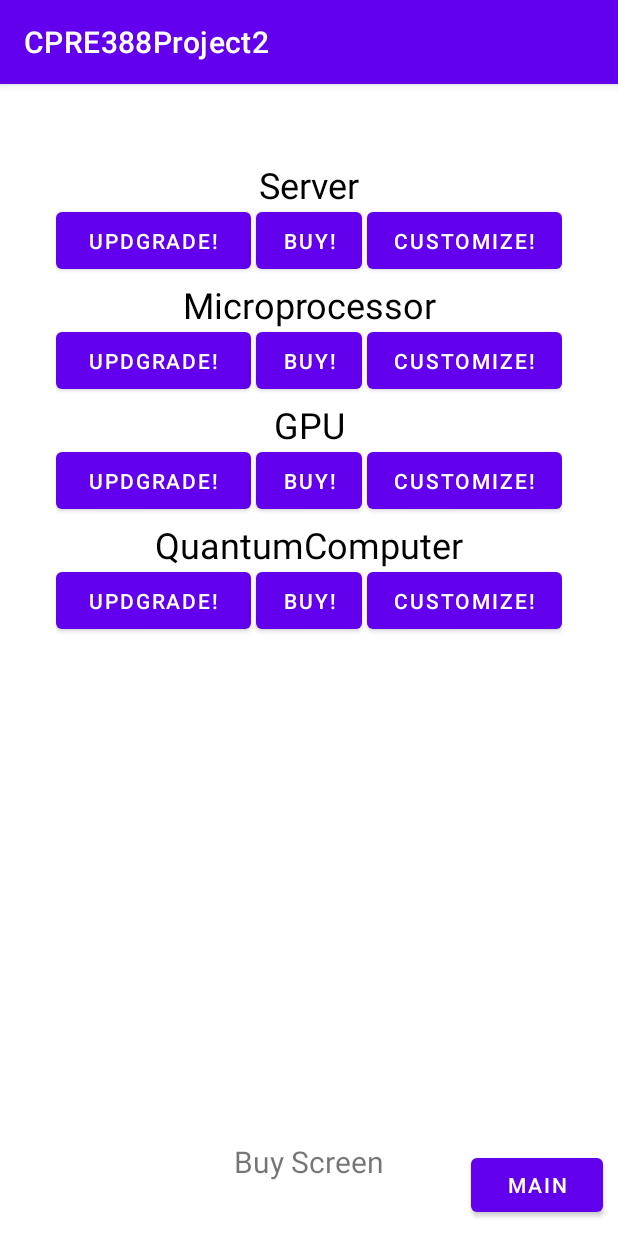
After one commit to adeick/CPRE388Project2, an Android app: the BuyScreen screen opened directly, with no data from a screen before it, on a phone screen of 412 x 824 dp. The commit adds this screen. Run offline under Robolectric (Android 15) with nearby library versions, the light colour scheme and no system bars; our stand-ins replace Firebase (no records; nobody signed in at launch, a user with empty details on screens opened directly); libraries missing offline, so code that uses them is left out: com.firebase.ui.

Commit message:
recycler changes

```diff
--- a/app/src/main/AndroidManifest.xml
+++ b/app/src/main/AndroidManifest.xml
@@ -14,6 +14,9 @@
         android:theme="@style/Theme.CPRE388Project2"
         tools:targetApi="31">
         <activity
+            android:name=".BuyScreen"
+            android:exported="false" />
+        <activity
             android:name=".MainActivity"
             android:exported="true">
             <intent-filter>
--- /dev/null
+++ b/app/src/main/java/com/example/cpre388project2/BuyAdapter.java
@@ -0,0 +1,62 @@
+package com.example.cpre388project2;
+
+import android.view.LayoutInflater;
+import android.view.View;
+import android.view.ViewGroup;
+import android.widget.Button;
+import android.widget.LinearLayout;
+import android.widget.TextView;
+
+import androidx.recyclerview.widget.RecyclerView;
+
+public class BuyAdapter extends RecyclerView.Adapter<BuyAdapter.ViewHolder> {
+    private String[] purchasableDataSet; //all the purchasable items
+
+    public static class ViewHolder extends RecyclerView.ViewHolder {
+        private final TextView textView;
+        private final Button upgrade;
+        private final Button customize;
+        private final Button buy;
+
+        public ViewHolder(View view){
+            super(view);
+            view.setOnClickListener(new View.OnClickListener() {
+                @Override
+                public void onClick(View view) {
+                    //this will probably do something lol
+                }
+            });
+            textView = (TextView) view.findViewById(R.id.textView);
+            upgrade = (Button)view.findViewById(R.id.buttonUp);
+            customize = (Button)view.findViewById(R.id.buttonCust);
+            buy = (Button) view.findViewById(R.id.buttonBuy);
+        }
+
+        public TextView getTextView(){
+            return textView;
+        }
+        public Button getUpgrade(){ return upgrade; }
+        public Button getCustomize() { return customize; }
+        public Button getBuy() { return buy; }
+
+
+    }
+
+    public BuyAdapter(String[] dataSet){
+        purchasableDataSet = dataSet;
+    }
+
+    public ViewHolder onCreateViewHolder(ViewGroup viewGroup, int viewType){
+        View view = LayoutInflater.from(viewGroup.getContext()).inflate(R.layout.text_row_item, viewGroup, false);
+        return new ViewHolder(view);
+    }
+
+    public void onBindViewHolder(ViewHolder viewHolder, final int position) {
+        viewHolder.getTextView().setText(purchasableDataSet[position]);
+    }
+
+    public int getItemCount(){
+        return purchasableDataSet.length;
+    }
+
+}
--- /dev/null
+++ b/app/src/main/java/com/example/cpre388project2/BuyScreen.java
@@ -0,0 +1,62 @@
+package com.example.cpre388project2;
+
+import androidx.appcompat.app.AppCompatActivity;
+import androidx.recyclerview.widget.LinearLayoutManager;
+import androidx.recyclerview.widget.RecyclerView;
+
+import android.content.Intent;
+import android.os.Bundle;
+import android.view.LayoutInflater;
+import android.view.View;
+import android.view.ViewGroup;
+import android.widget.Button;
+
+public class BuyScreen extends AppCompatActivity {
+
+//    private static final String KEY_LAYOUT_MANAGER = "layoutManager";
+//    private enum LayoutManagerType{
+//        GRID_LAYOUT_MANAGER,
+//        LINEAR_LAYOUT_MANAGER
+//    }
+//
+//    private LayoutManagerType currLayoutManagerType;
+//
+    private RecyclerView recyclerView;
+    private BuyAdapter adapter;
+//    private RecyclerView.LayoutManager layoutManager;
+    private String[] dataset;
+
+    @Override
+    protected void onCreate(Bundle savedInstanceState) {
+        super.onCreate(savedInstanceState);
+        setContentView(R.layout.activity_buy_screen);
+
+        initDataset();
+        recyclerView = (RecyclerView) findViewById(R.id.buyRecycler);
+        recyclerView.setVisibility(View.VISIBLE);
+        recyclerView.setLayoutManager(new LinearLayoutManager(this));
+        adapter = new BuyAdapter(dataset);
+        recyclerView.setAdapter(adapter);
+
+        Button butt = (Button)findViewById(R.id.button2);
+        butt.setOnClickListener(new View.OnClickListener() {
+            @Override
+            public void onClick(View v) {
+                startActivity(new Intent(BuyScreen.this, MainActivity.class));
+            }
+        });
+
+    }
+
+//    @Override
+//    public View onCreateView(LayoutInflater inflater, ViewGroup container, Bundle savedInstanceState){
+//        recyclerView = (RecyclerView) findViewById(R.id.buyRecycler);
+//        layoutManager = new LinearLayoutManager(getActivity());
+//    }
+
+
+    private void initDataset(){
+        dataset = new String[]{"Server", "Microprocessor", "GPU", "QuantumComputer"};
+    }
+
+}
--- a/app/src/main/java/com/example/cpre388project2/MainActivity.java
+++ b/app/src/main/java/com/example/cpre388project2/MainActivity.java
@@ -11,6 +11,7 @@ import android.os.Handler;
 import android.os.Looper;
 import android.os.SystemClock;
 import android.view.View;
+import android.widget.Button;
 import android.widget.TextView;
 
 import com.example.cpre388project2.hacker.Hacker;
@@ -78,7 +79,17 @@ public class MainActivity extends AppCompatActivity {
         hideAllHackers();
 
         handler = new Handler(Looper.getMainLooper());
+
+        Button butt = (Button)findViewById(R.id.toBuyScreen);
+        butt.setOnClickListener(new View.OnClickListener() {
+            @Override
+                public void onClick(View v) {
+                    startActivity(new Intent(MainActivity.this, BuyScreen.class));
+                }
+        });
     }
+
+
 
     private void startAutoClickers() {
         int autoClickers = autoClickerModel.getNumAutoClickers();
--- /dev/null
+++ b/app/src/main/res/layout/activity_buy_screen.xml
@@ -0,0 +1,49 @@
+<?xml version="1.0" encoding="utf-8"?>
+<androidx.constraintlayout.widget.ConstraintLayout xmlns:android="http://schemas.android.com/apk/res/android"
+    xmlns:app="http://schemas.android.com/apk/res-auto"
+    xmlns:tools="http://schemas.android.com/tools"
+    android:layout_width="match_parent"
+    android:layout_height="match_parent"
+    tools:context=".BuyScreen">
+
+    <LinearLayout
+        android:id="@+id/linearLayout"
+        android:layout_width="369dp"
+        android:layout_height="619dp"
+        android:layout_marginStart="20dp"
+        android:layout_marginTop="30dp"
+        android:layout_marginEnd="20dp"
+        android:layout_marginBottom="80dp"
+        android:orientation="vertical"
+        app:layout_constraintBottom_toBottomOf="parent"
+        app:layout_constraintEnd_toEndOf="parent"
+        app:layout_constraintStart_toStartOf="parent"
+        app:layout_constraintTop_toTopOf="parent">
+
+        <androidx.recyclerview.widget.RecyclerView
+            android:id="@+id/buyRecycler"
+            android:layout_width="match_parent"
+            android:layout_height="match_parent" />
+    </LinearLayout>
+
+    <TextView
+        android:id="@+id/BSbottomText"
+        android:layout_width="wrap_content"
+        android:layout_height="wrap_content"
+        android:text="Buy Screen"
+        android:textSize="20sp"
+        app:layout_constraintBottom_toBottomOf="parent"
+        app:layout_constraintEnd_toEndOf="parent"
+        app:layout_constraintStart_toStartOf="parent"
+        app:layout_constraintTop_toBottomOf="@+id/linearLayout" />
+
+    <Button
+        android:id="@+id/button2"
+        android:layout_width="wrap_content"
+        android:layout_height="wrap_content"
+        android:layout_marginEnd="10dp"
+        android:layout_marginBottom="10dp"
+        android:text="Main"
+        app:layout_constraintBottom_toBottomOf="parent"
+        app:layout_constraintEnd_toEndOf="parent" />
+</androidx.constraintlayout.widget.ConstraintLayout>
--- a/app/src/main/res/layout/activity_main.xml
+++ b/app/src/main/res/layout/activity_main.xml
@@ -165,4 +165,12 @@
         app:layout_constraintTop_toBottomOf="@+id/imageView"
         app:srcCompat="@android:drawable/ic_delete" />
 
+    <Button
+        android:id="@+id/toBuyScreen"
+        android:layout_width="wrap_content"
+        android:layout_height="wrap_content"
+        android:text="buyScreen"
+        app:layout_constraintEnd_toEndOf="parent"
+        app:layout_constraintTop_toTopOf="parent" />
+
 </androidx.constraintlayout.widget.ConstraintLayout>
--- /dev/null
+++ b/app/src/main/res/layout/text_row_item.xml
@@ -0,0 +1,51 @@
+<?xml version="1.0" encoding="utf-8"?>
+<RelativeLayout xmlns:android="http://schemas.android.com/apk/res/android"
+    android:layout_width="match_parent"
+    android:layout_height="80sp"
+    xmlns:app="http://schemas.android.com/apk/res-auto"
+    android:layout_marginLeft="16sp"
+    android:layout_marginRight="16sp"
+    android:gravity="center">
+
+    <TextView
+        android:id="@+id/textView"
+        android:layout_width="match_parent"
+        android:layout_height="36sp"
+        android:clickable="false"
+        android:gravity = "center"
+        android:textSize = "24sp"
+        android:textColor = "@color/black"
+        android:shadowColor="@color/black"
+        android:textColorHighlight="@color/black"
+        android:text="@string/element_text" />
+
+    <Button
+        android:id="@+id/buttonUp"
+        android:layout_width="130dp"
+        android:layout_height="50dp"
+        android:gravity="center"
+        android:text="Updgrade!"
+        android:layout_alignParentBottom="true"
+        android:layout_alignParentLeft="true" />
+
+    <Button
+        android:id="@+id/buttonCust"
+        android:layout_width="130dp"
+        android:layout_height="50dp"
+        android:layout_alignParentEnd="true"
+        android:layout_alignParentBottom="true"
+        android:gravity="center"
+        android:text="Customize!" />
+
+    <Button
+        android:id="@+id/buttonBuy"
+        android:layout_width="wrap_content"
+        android:layout_height="50dp"
+        android:layout_alignParentEnd="true"
+        android:layout_alignParentStart="true"
+        android:layout_alignParentBottom="true"
+        android:layout_marginEnd="133dp"
+        android:layout_marginStart="133dp"
+        android:gravity="center"
+        android:text="Buy!" />
+</RelativeLayout>
--- a/app/src/main/res/values/strings.xml
+++ b/app/src/main/res/values/strings.xml
@@ -1,4 +1,5 @@
 <resources>
     <string name="app_name">CPRE388Project2</string>
     <string name="bitcoinCountText">%1$d %2$sCoin</string>
+    <string name="element_text">Element</string>
 </resources>
--- a/build.gradle
+++ b/build.gradle
@@ -15,8 +15,8 @@ buildscript {
 }
 
 plugins {
-    id 'com.android.application' version '7.2.1' apply false
-    id 'com.android.library' version '7.2.1' apply false
+    id 'com.android.application' version '7.3.1' apply false
+    id 'com.android.library' version '7.3.1' apply false
 }
 
 task clean(type: Delete) {
```
Also changed, not shown: gradle/wrapper/gradle-wrapper.properties.
